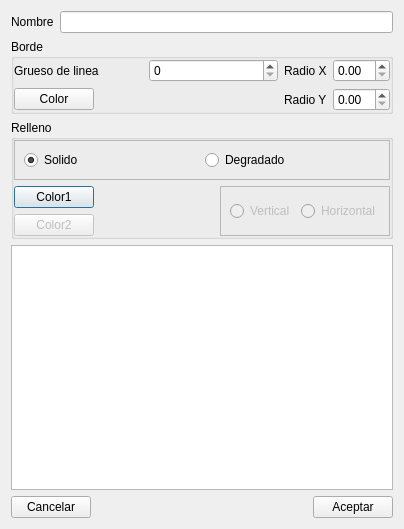
Above: Report/editrectdlg.ui from kapyderi/recoverdrake-v3 before the change. Below: the same form after it.
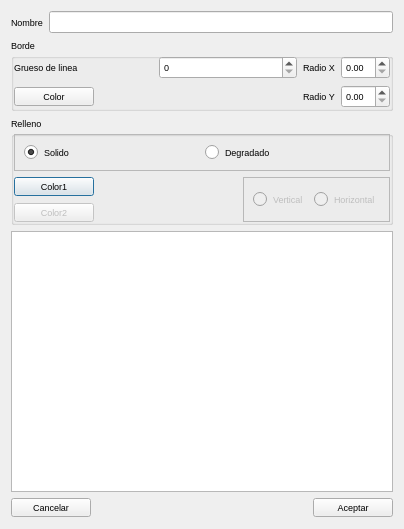
That is the form after the change. Icons and pictures are not drawn.

```diff
--- a/Report/editrectdlg.ui
+++ b/Report/editrectdlg.ui
@@ -16,6 +16,11 @@
     <height>529</height>
    </size>
   </property>
+  <property name="font">
+   <font>
+    <pointsize>7</pointsize>
+   </font>
+  </property>
   <property name="windowTitle">
    <string>Configurar rectangulo</string>
   </property>
```
